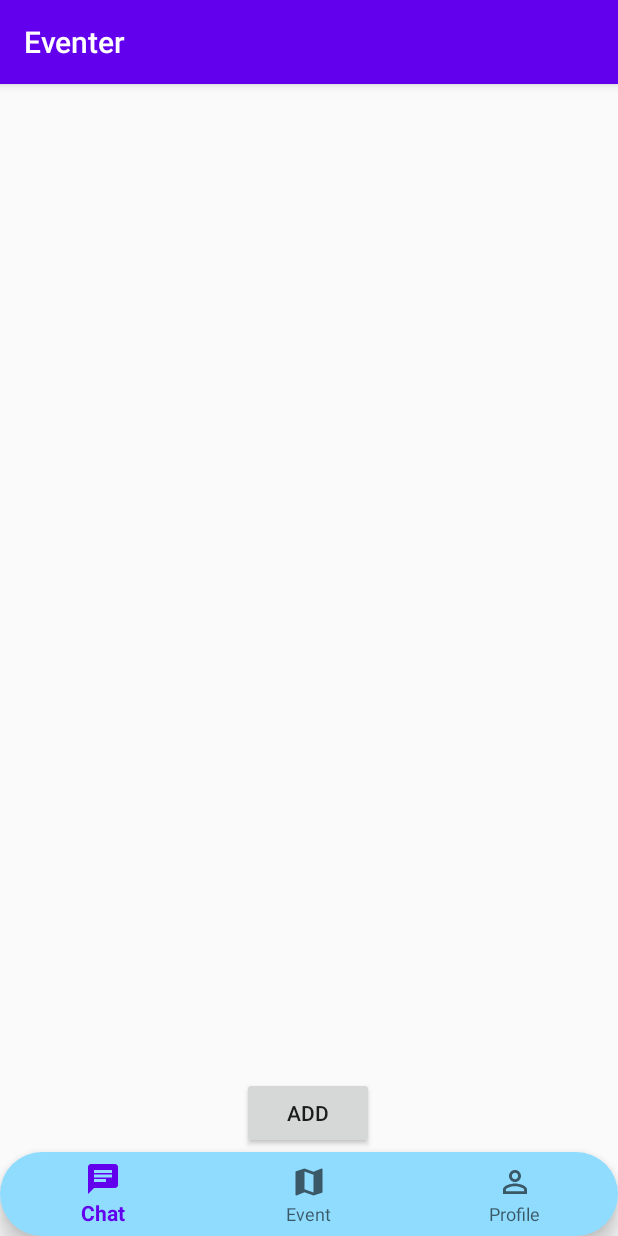
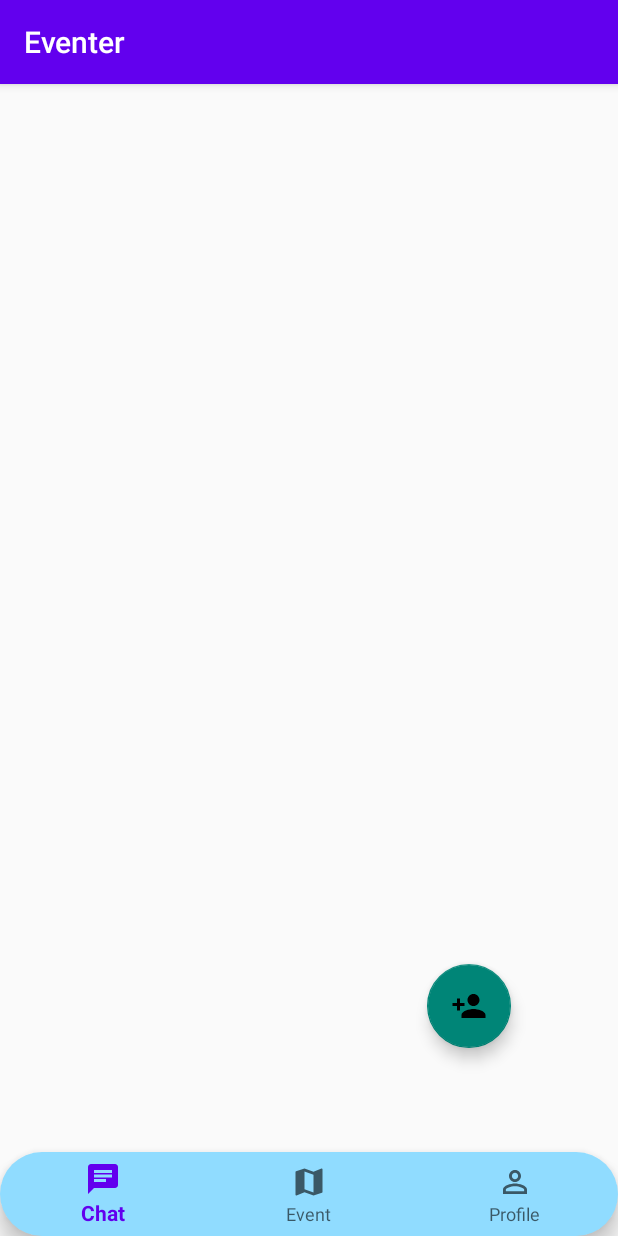
Before and after one commit to adnusan/Eventer, an Android app: the screen it shows after launch once a user with an empty profile is signed in (MainActivity), on a phone screen of 412 x 824 dp. Run offline under Robolectric (Android 15) with nearby library versions, the phone set to English and light mode, and no system bars; our stand-ins replace Firebase (no records; nobody signed in at launch, a user with empty details on screens opened directly); 2 statements that could not run were skipped.

Commit message:
list of my event done

```diff
--- a/app/src/main/java/com/example/eventer/Fragments/ChatFragment.kt
+++ b/app/src/main/java/com/example/eventer/Fragments/ChatFragment.kt
@@ -76,8 +76,8 @@ class ChatFragment : Fragment() {
 
         })
 
-        val addButton = view.findViewById<View>(R.id.addBtn)
-        addButton.setOnClickListener {
+        val floaingActionButton = view.findViewById<View>(R.id.addFriendButton)
+        floaingActionButton.setOnClickListener {
             val fragment = UserFragment()
             replaceFragment(fragment)
         }
--- a/app/src/main/java/com/example/eventer/Fragments/ProfileFragment.kt
+++ b/app/src/main/java/com/example/eventer/Fragments/ProfileFragment.kt
@@ -43,6 +43,7 @@ class ProfileFragment : Fragment() {
         val view = inflater.inflate(R.layout.fragment_profile, container, false)
         val logoutButton = view.findViewById<Button>(R.id.logout)
         val friendsButton = view.findViewById<Button>(R.id.friend_button)
+        val myeventButton = view.findViewById<Button>(R.id.myeventsButton)
 
         if (userId.isNotEmpty()) {
             setUserData()
@@ -59,6 +60,10 @@ class ProfileFragment : Fragment() {
         friendsButton.setOnClickListener {
             val friendListFragment = FriendList()
             replaceFragment(friendListFragment)
+        }
+        myeventButton.setOnClickListener{
+            val myEventFragment = EventListFragment()
+            replaceFragment(myEventFragment)
         }
 
         return view
--- /dev/null
+++ b/app/src/main/res/drawable/ic_baseline_person_add_24.xml
@@ -0,0 +1,5 @@
+<vector android:height="24dp" android:tint="#000000"
+    android:viewportHeight="24" android:viewportWidth="24"
+    android:width="24dp" xmlns:android="http://schemas.android.com/apk/res/android">
+    <path android:fillColor="@android:color/white" android:pathData="M15,12c2.21,0 4,-1.79 4,-4s-1.79,-4 -4,-4 -4,1.79 -4,4 1.79,4 4,4zM6,10L6,7L4,7v3L1,10v2h3v3h2v-3h3v-2L6,10zM15,14c-2.67,0 -8,1.34 -8,4v2h16v-2c0,-2.66 -5.33,-4 -8,-4z"/>
+</vector>
--- a/app/src/main/res/layout/eventlist_item.xml
+++ b/app/src/main/res/layout/eventlist_item.xml
@@ -14,7 +14,7 @@
         android:layout_height="wrap_content"
         android:layout_marginStart="16dp"
         android:layout_marginVertical="6dp"
-        android:background="@drawable/message_box_background"
+
 
         android:orientation="vertical">
 
--- a/app/src/main/res/layout/fragment_chat.xml
+++ b/app/src/main/res/layout/fragment_chat.xml
@@ -26,6 +26,7 @@
 <!--            app:layout_constraintStart_toStartOf="parent"-->
 <!--            app:layout_constraintTop_toTopOf="parent" />-->
 
+
         <androidx.recyclerview.widget.RecyclerView
             android:id="@+id/chatlist_recyclerView"
             android:layout_width="match_parent"
@@ -33,22 +34,22 @@
             app:layout_constraintBottom_toBottomOf="parent"
             app:layout_constraintEnd_toEndOf="parent"
             app:layout_constraintHorizontal_bias="0.0"
-            app:layout_constraintStart_toStartOf="parent"
-            app:layout_constraintVertical_bias="0.0" />
+            app:layout_constraintStart_toStartOf="parent" />
 
 
-        <Button
-            android:id="@+id/addBtn"
-            android:text="add"
+        <com.google.android.material.floatingactionbutton.FloatingActionButton
+            android:id="@+id/addFriendButton"
             android:layout_width="wrap_content"
             android:layout_height="wrap_content"
             android:clickable="true"
+            android:contentDescription="Add friends button"
+            android:src="@drawable/ic_baseline_person_add_24"
             app:layout_constraintBottom_toBottomOf="@+id/chatlist_recyclerView"
             app:layout_constraintEnd_toEndOf="parent"
-            app:layout_constraintHorizontal_bias="0.498"
+            app:layout_constraintHorizontal_bias="0.802"
             app:layout_constraintStart_toStartOf="parent"
-            app:layout_constraintVertical_bias="0.853"
-            android:contentDescription="TODO" />
+            app:layout_constraintTop_toTopOf="@+id/chatlist_recyclerView"
+            app:layout_constraintVertical_bias="0.897" />
 
     </androidx.constraintlayout.widget.ConstraintLayout>
 
```
Also changed, not shown: app/src/main/java/com/example/eventer/Fragments/AllEventsFragment.kt (added, +28 -0 lines), app/src/main/res/layout/activity_profile.xml (deleted, +0 -113 lines), app/src/main/res/layout/fragment_all_events.xml (added, +14 -0 lines), app/src/main/res/layout/fragment_profile.xml (+17 -4 lines).
